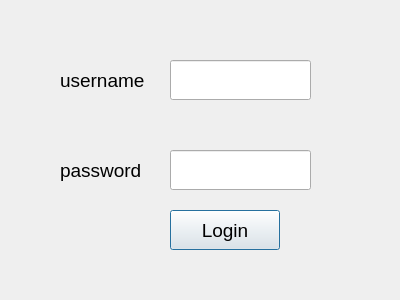
This is bankautomat/login.ui in T1juko00/Pankkiautomaatti-kouluprojekti as Qt 5 draws it before an edit. The edited form follows.
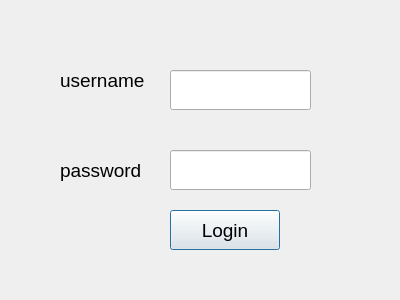
This is the edited form.

```diff
--- a/bankautomat/login.ui
+++ b/bankautomat/login.ui
@@ -18,16 +18,6 @@
   <property name="windowTitle">
    <string>Dialog</string>
   </property>
-  <widget class="QLineEdit" name="leUsername">
-   <property name="geometry">
-    <rect>
-     <x>170</x>
-     <y>60</y>
-     <width>141</width>
-     <height>40</height>
-    </rect>
-   </property>
-  </widget>
   <widget class="QLineEdit" name="lePassword">
    <property name="geometry">
     <rect>
@@ -77,6 +67,16 @@
     <string>password</string>
    </property>
   </widget>
+  <widget class="QLineEdit" name="leUsername">
+   <property name="geometry">
+    <rect>
+     <x>170</x>
+     <y>70</y>
+     <width>141</width>
+     <height>40</height>
+    </rect>
+   </property>
+  </widget>
  </widget>
  <resources/>
  <connections/>
```
